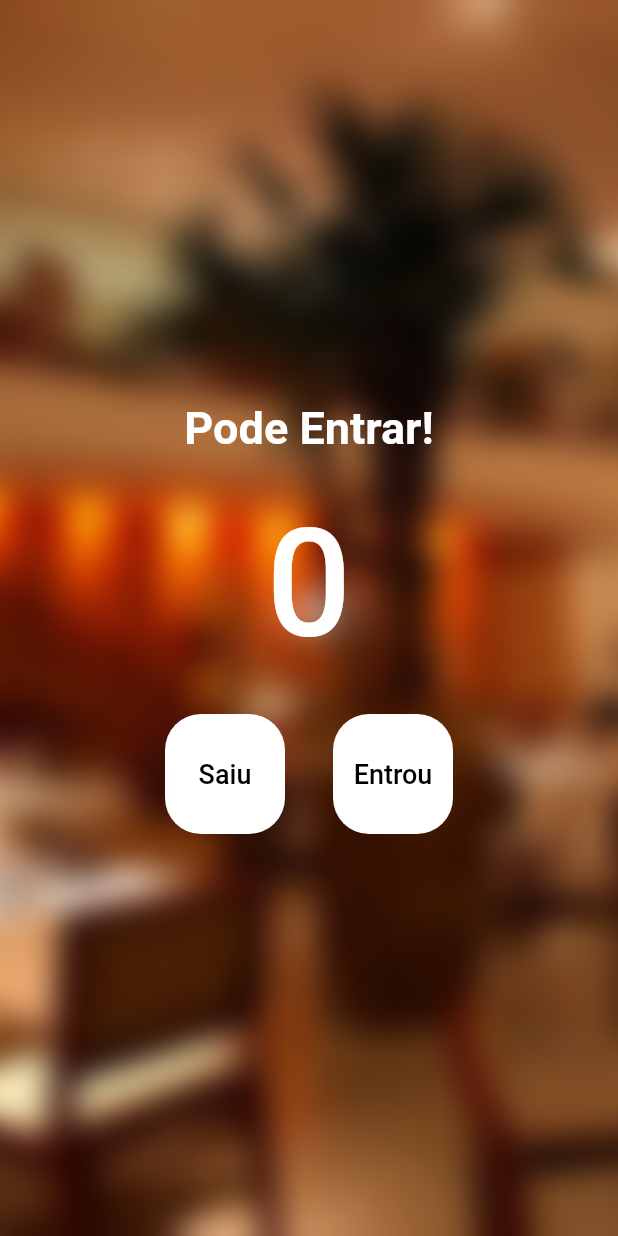
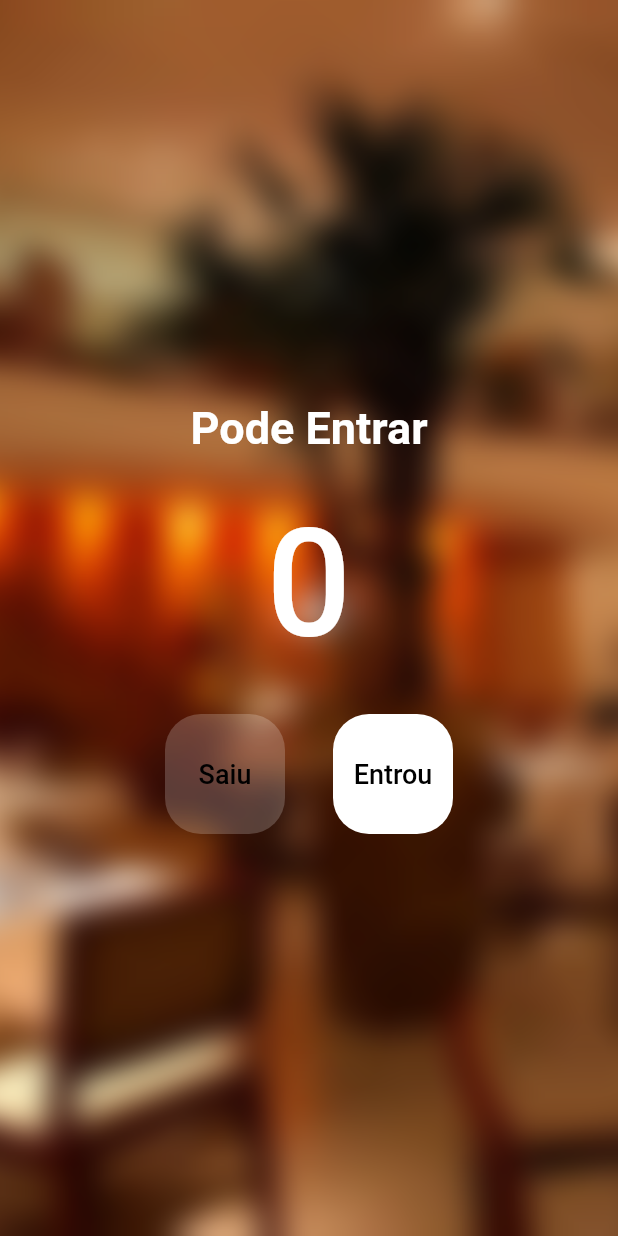
Before and after one commit to vitteixe/contador_de_pessoas, a Flutter app: the screen it shows after launch, on a phone screen of 412 x 824 dp. Run offline on Flutter 3.47's test engine with Material 2 defaults, Android fonts, the phone set to English and light mode, and no system bars.

Commit message:
Personalizando botões e suas funções.

```diff
--- a/lib/main.dart
+++ b/lib/main.dart
@@ -41,6 +41,9 @@ class _MyAppState extends State<MyApp> {
     }
   //-! Função incrementar --//
 
+  bool get isEmpty => count == 0;
+  bool get isFull => count == 20;
+
   @override
   Widget build(BuildContext context) {
     return MaterialApp(
@@ -59,8 +62,8 @@ class _MyAppState extends State<MyApp> {
               //Centralizando widgets
               children: [
                 Text(
-                  "$inf",
-                  style: const TextStyle(
+                  isFull ? "Lotado!" : "Pode Entrar",
+                  style: TextStyle(
                     color: Colors.white,
                     fontSize: 30,
                     fontWeight: FontWeight.w700,
@@ -70,8 +73,8 @@ class _MyAppState extends State<MyApp> {
                   padding: EdgeInsets.all(28),
                   child: Text(
                     count.toString(),
-                    style: const TextStyle(
-                      color: Colors.white,
+                    style: TextStyle(
+                      color: isFull ? Colors.red : Colors.white,
                       fontSize: 100,
                       fontWeight: FontWeight.w500,
                     ),
@@ -81,24 +84,19 @@ class _MyAppState extends State<MyApp> {
                   mainAxisAlignment: MainAxisAlignment.center,
                   children: [
                     TextButton(
-                      style: TextButton.styleFrom(
-                        // estilo do botão
-                        backgroundColor: Colors.white,
-                        //cor do fundo botão
-                        fixedSize: const Size(80, 80),
-                        // espaçamento fundo buttn
-                        primary: Colors.black54,
-                        //cor ao pressionar
-                        shape: RoundedRectangleBorder(
-                          // arredondando botão
+                      style: TextButton.styleFrom(// estilo do botão
+                        backgroundColor:
+                          isEmpty ? Colors.white.withOpacity(0.2) : Colors.white, //cor do fundo botão
+                        fixedSize: const Size(80, 80), //espaçamento fundo butm
+                        primary: Colors.black54, //cor ao pressionar
+                        shape: RoundedRectangleBorder(// arredondando botão
                           borderRadius: BorderRadius.circular(24),
                         ),
                       ),
-                      onPressed: decrement,
+                      onPressed: isEmpty ? null : decrement,
                       child: const Text(
                         "Saiu",
-                        style: TextStyle(
-                          //estilo do texto
+                        style: TextStyle(//estilo do texto
                           color: Colors.black,
                           fontSize: 18,
                         ),
@@ -107,14 +105,15 @@ class _MyAppState extends State<MyApp> {
                     const SizedBox(width: 32), //widget invisivel (espaçamento)
                     TextButton(
                       style: TextButton.styleFrom(
-                        backgroundColor: Colors.white,
+                        backgroundColor:
+                          isFull ? Colors.white.withOpacity(0.2) : Colors.white,
                         fixedSize: const Size(80, 80),
                         primary: Colors.black54,
                         shape: RoundedRectangleBorder(
                           borderRadius: BorderRadius.circular(24),
                         ),
                       ),
-                      onPressed: increment,
+                      onPressed: isFull ? null : increment,
                       child: const Text(
                         "Entrou",
                         style: TextStyle(
```
